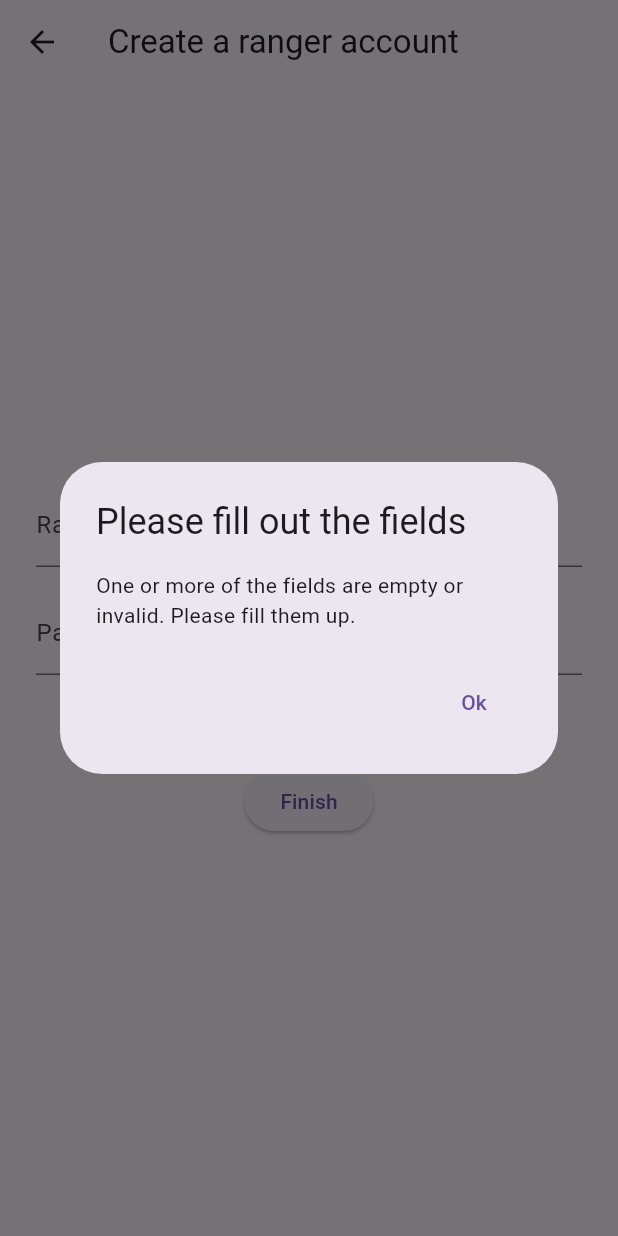
After one commit to FilmQ/kangnok, a Flutter app: the AdminCreateRangerPage screen opened by its route, after a tap on "Finish", on a phone screen of 412 x 824 dp. The commit adds this screen. Run offline on Flutter 3.47's test engine with Material 3 defaults, Android fonts, the phone set to English and light mode, and no system bars; our stand-ins replace cloud_firestore, firebase_auth, firebase_core, firebase_storage, flutter_dotenv, flutter_map and 4 more; missing offline and left inert: firebase_ui_auth, firebase_ui_oauth_google; accounts and stored records are empty.

Commit message:
created admin page that can do a lot of stuff

```diff
--- a/lib/main.dart
+++ b/lib/main.dart
@@ -3,6 +3,7 @@ import 'package:flutter/material.dart';
 import 'package:flutter_riverpod/flutter_riverpod.dart';
 import 'package:flutter_dotenv/flutter_dotenv.dart';
 import 'package:kangnok/firebase_options.dart';
+import 'package:kangnok/pages/admin/admin_create_ranger_page.dart';
 import 'package:kangnok/pages/auth_gate.dart';
 import 'package:kangnok/pages/auth_page.dart';
 import 'package:kangnok/pages/explorer_home_page.dart';
@@ -46,6 +47,7 @@ class MyApp extends StatelessWidget {
         '/explorer_achievement': (context) => AchievementPage(),
         '/explorer_map': (context) => ExplorerMapPage(),
         '/explorer_park': (context) => ExplorerMapPage(),
+        '/admin_create_ranger': (context) => AdminCreateRangerPage(),
       },
     );
   }
--- /dev/null
+++ b/lib/pages/admin/admin_create_ranger_page.dart
@@ -0,0 +1,194 @@
+import 'package:cloud_firestore/cloud_firestore.dart';
+import 'package:firebase_auth/firebase_auth.dart';
+import 'package:firebase_core/firebase_core.dart';
+import 'package:flutter/material.dart';
+import 'package:kangnok/firebase_options.dart';
+import 'package:kangnok/models/parks/park.dart';
+import 'package:kangnok/models/roles/ranger.dart';
+import 'package:kangnok/services/park_service.dart';
+import 'package:kangnok/services/user_service.dart';
+import 'package:kangnok/services/validator.dart';
+
+class AdminCreateRangerPage extends StatefulWidget {
+  const AdminCreateRangerPage({super.key});
+
+  @override
+  State<AdminCreateRangerPage> createState() => _AdminCreateRangerPageState();
+}
+
+class _AdminCreateRangerPageState extends State<AdminCreateRangerPage> {
+  final TextEditingController _rangerEmailTextbox = TextEditingController();
+  final TextEditingController _rangerPasswordTextbox = TextEditingController();
+  String? _selectedParkName;
+
+  @override
+  void dispose() {
+    _rangerEmailTextbox.dispose();
+    _rangerPasswordTextbox.dispose();
+    super.dispose();
+  }
+
+  Future<void> onFinishButtonClick() async {
+    final context = this.context;
+    final email = _rangerEmailTextbox.text.trim();
+    final password = _rangerPasswordTextbox.text.trim();
+
+    if (!Validator.isValidEmail(email) ||
+        email.isEmpty ||
+        password.isEmpty ||
+        _selectedParkName == null) {
+      showDialog(
+        context: context,
+        builder: (context) => AlertDialog(
+          title: Text("Please fill out the fields"),
+          content: Text(
+            "One or more of the fields are empty or invalid. Please fill them up.",
+          ),
+          actions: [
+            TextButton(
+              onPressed: () => Navigator.of(context).pop(),
+              child: Text("Ok"),
+            ),
+          ],
+        ),
+      );
+      return;
+    }
+
+    try {
+      // Create a secondary Firebase App to avoid signing out the admin
+      final secondaryApp = await Firebase.initializeApp(
+        name: 'rangerCreation',
+        options: DefaultFirebaseOptions.currentPlatform,
+      );
+      final secondaryAuth = FirebaseAuth.instanceFor(app: secondaryApp);
+
+      // Create the Firebase Auth account on the secondary app
+      final credential = await secondaryAuth.createUserWithEmailAndPassword(
+        email: email,
+        password: password,
+      );
+      final uid = credential.user!.uid;
+
+      // Sign out and clean up the secondary app
+      await secondaryAuth.signOut();
+      await secondaryApp.delete();
+
+      // Create the Ranger document in Firestore
+      final ranger = Ranger(
+        email: email,
+        parkStation: _selectedParkName!,
+        title: 'Ranger',
+      );
+      await UserService().createRanger(uid, email, _selectedParkName!, 'Ranger');
+
+      // Add ranger to the park's rangers list
+      await ParkService().addRangerToPark(_selectedParkName!, ranger);
+
+      if (mounted) {
+        showDialog(
+          context: context,
+          builder: (context) => AlertDialog(
+            title: Text("Success"),
+            content: Text("Ranger account created for $email at $_selectedParkName."),
+            actions: [
+              TextButton(
+                onPressed: () {
+                  Navigator.of(context).pop();
+                  Navigator.of(context).pop();
+                },
+                child: Text("Ok"),
+              ),
+            ],
+          ),
+        );
+      }
+    } catch (e) {
+      // Clean up secondary app if it exists
+      try {
+        await Firebase.app('rangerCreation').delete();
+      } catch (_) {}
+
+      if (mounted) {
+        showDialog(
+          context: context,
+          builder: (context) => AlertDialog(
+            title: Text("Error"),
+            content: Text("Failed to create ranger: $e"),
+            actions: [
+              TextButton(
+                onPressed: () => Navigator.of(context).pop(),
+                child: Text("Ok"),
+              ),
+            ],
+          ),
+        );
+      }
+    }
+  }
+
+  Widget parkSelectorDropDown() {
+    return StreamBuilder<QuerySnapshot>(
+      stream: ParkService().getParkStream(),
+      builder: (context, snapshot) {
+        if (snapshot.connectionState == ConnectionState.waiting) {
+          return const CircularProgressIndicator();
+        }
+        if (!snapshot.hasData || snapshot.data!.docs.isEmpty) {
+          return const Text('No parks available.');
+        }
+
+        final parks = snapshot.data!.docs.map((doc) {
+          return Park.fromJson(doc.data() as Map<String, dynamic>);
+        }).toList();
+
+        return DropdownButton<String>(
+          value: _selectedParkName,
+          hint: const Text('Select a park'),
+          isExpanded: true,
+          items: parks.map((park) {
+            return DropdownMenuItem<String>(
+              value: park.name,
+              child: Text(park.name),
+            );
+          }).toList(),
+          onChanged: (value) {
+            setState(() => _selectedParkName = value);
+          },
+        );
+      },
+    );
+  }
+
+  @override
+  Widget build(BuildContext context) {
+    return Scaffold(
+      appBar: AppBar(title: Text("Create a ranger account")),
+      body: Padding(
+        padding: const EdgeInsets.all(24.0),
+        child: Column(
+          mainAxisAlignment: MainAxisAlignment.center,
+          children: [
+            TextField(
+              controller: _rangerEmailTextbox,
+              decoration: const InputDecoration(labelText: 'Ranger Email'),
+            ),
+            const SizedBox(height: 16),
+            TextField(
+              controller: _rangerPasswordTextbox,
+              decoration: const InputDecoration(labelText: 'Password'),
+              obscureText: true,
+            ),
+            const SizedBox(height: 16),
+            parkSelectorDropDown(),
+            const SizedBox(height: 24),
+            ElevatedButton(
+              onPressed: onFinishButtonClick,
+              child: Text("Finish"),
+            ),
+          ],
+        ),
+      ),
+    );
+  }
+}
--- a/lib/pages/auth_gate.dart
+++ b/lib/pages/auth_gate.dart
@@ -1,8 +1,11 @@
 import 'package:firebase_auth/firebase_auth.dart' as auth;
+import 'package:firebase_auth/firebase_auth.dart';
+import 'package:firebase_core/firebase_core.dart';
 import 'package:flutter/material.dart';
 import 'package:flutter_riverpod/flutter_riverpod.dart';
 import 'package:kangnok/models/roles/explorer.dart';
 import 'package:kangnok/models/roles/ranger.dart';
+import 'package:kangnok/pages/admin/admin_homepage.dart';
 import 'package:kangnok/pages/explorer_home_page.dart';
 import 'package:kangnok/pages/ranger_home_page.dart';
 import 'package:kangnok/pages/signup_page.dart';
@@ -23,7 +26,8 @@ class AuthGate extends ConsumerWidget {
     final authState = ref.watch(authStateProvider);
 
     // Use synchronous check as fallback while stream is loading
-    final firebaseUser = authState.whenOrNull(data: (user) => user) ??
+    final firebaseUser =
+        authState.whenOrNull(data: (user) => user) ??
         auth.FirebaseAuth.instance.currentUser;
 
     // Still loading and no sync user available
@@ -42,23 +46,44 @@ class AuthGate extends ConsumerWidget {
     return userAsync.when(
       data: (user) {
         if (user == null) {
+          // Ranger/admin accounts are created directly in Firestore.
+          // Don't route them to the Explorer signup page.
+          final email = firebaseUser.email ?? '';
+          if (Validator.isRangerEmail(email)) {
+            return Scaffold(
+              appBar: AppBar(
+                actions: [
+                  IconButton(
+                    onPressed: () => FirebaseAuth.instance.signOut(),
+                    icon: Icon(Icons.exit_to_app),
+                  ),
+                ],
+              ),
+              body: Center(
+                child: Text(
+                  'Your ranger account is being set up. Please contact your administrator.',
+                  textAlign: TextAlign.center,
+                ),
+              ),
+            );
+          }
           return const SignupPage();
         }
 
         if (user is Explorer) {
           return ExplorerHomePage();
         } else if (user is Ranger && Validator.isRangerEmail(user.email)) {
+          if (user.email == "admin@dnp.th") {
+            return AdminHomepage();
+          }
           return RangerHomePage();
         }
 
         return WelcomePage();
       },
-      loading: () => const Scaffold(
-        body: Center(child: CircularProgressIndicator()),
-      ),
-      error: (error, _) => Scaffold(
-        body: Center(child: Text('Error: $error')),
-      ),
+      loading: () =>
+          const Scaffold(body: Center(child: CircularProgressIndicator())),
+      error: (error, _) => Scaffold(body: Center(child: Text('Error: $error'))),
     );
   }
 }
--- a/lib/pages/explorer_park_page.dart
+++ b/lib/pages/explorer_park_page.dart
@@ -1,7 +1,10 @@
 import 'package:flutter/material.dart';
 import 'package:kangnok/models/parks/park.dart';
 
+// TODO: by order:
 // TODO: add the park's functionality here
+// TODO: connect the park to firebase storage AND firestore
+// TODO: refine the park's look
 class ExplorerParkPage extends StatefulWidget {
   const ExplorerParkPage({super.key});
 
--- a/lib/pages/signup_page.dart
+++ b/lib/pages/signup_page.dart
@@ -2,6 +2,7 @@ import 'package:firebase_auth/firebase_auth.dart';
 import 'package:flutter/material.dart';
 import 'package:flutter_riverpod/flutter_riverpod.dart';
 import 'package:kangnok/providers/user_provider.dart';
+import 'package:kangnok/services/validator.dart';
 
 /// Collects additional profile info (name) after Firebase Auth registration,
 /// then creates the Explorer document in Firestore.
@@ -39,10 +40,45 @@ class _SignupPageState extends ConsumerState<SignupPage> {
       final firebaseUser = FirebaseAuth.instance.currentUser;
       if (firebaseUser == null) return;
 
+      final email = firebaseUser.email ?? '';
+
+      if (Validator.isExplorerBlacklistedEmail(email)) {
+        await firebaseUser.delete();
+
+        if (mounted) {
+          setState(() {
+            _isLoading = false;
+            _errorText = 'The @dnp.th domain is reserved for park rangers. Please use a different email address.';
+          });
+
+          await showDialog(
+            context: context,
+            builder: (context) => AlertDialog(
+              title: const Text('Invalid Email Domain'),
+              content: const Text(
+                'The @dnp.th domain is reserved for park rangers only. '
+                'Please sign up with a different email address.'
+              ),
+              actions: [
+                TextButton(
+                  onPressed: () => Navigator.of(context).pop(),
+                  child: const Text('OK'),
+                ),
+              ],
+            ),
+          );
+
+          if (mounted) {
+            Navigator.of(context).popUntil((route) => route.isFirst);
+          }
+        }
+        return;
+      }
+
       final userService = ref.read(userServiceProvider);
       await userService.createExplorer(
         firebaseUser.uid,
-        firebaseUser.email ?? '',
+        email,
         name,
       );
 
--- a/lib/providers/user_provider.dart
+++ b/lib/providers/user_provider.dart
@@ -49,5 +49,5 @@ final currentUserProvider = FutureProvider<User?>((ref) async {
   if (authUser == null) return null;
 
   final userService = ref.read(userServiceProvider);
-  return userService.getUser(authUser.uid);
+  return userService.getUser(authUser.uid, email: authUser.email);
 });
--- a/lib/services/park_service.dart
+++ b/lib/services/park_service.dart
@@ -1,6 +1,7 @@
 import 'dart:convert';
 import 'package:cloud_firestore/cloud_firestore.dart';
 import 'package:flutter/services.dart' show rootBundle;
+import 'package:kangnok/models/roles/ranger.dart';
 
 class ParkService {
   final CollectionReference park = FirebaseFirestore.instance.collection(
@@ -88,6 +89,16 @@ class ParkService {
 
   // UPDATE:
 
+  /// Adds a ranger to a park's rangers list by park name.
+  Future<void> addRangerToPark(String parkName, Ranger ranger) async {
+    final query = await park.where('name', isEqualTo: parkName).limit(1).get();
+    if (query.docs.isEmpty) {
+      throw ArgumentError('Park "$parkName" not found.');
+    }
+    await query.docs.first.reference.update({
+      'rangers': FieldValue.arrayUnion([ranger.toJson()]),
+    });
+  }
 
   // DELETE:
 }
--- a/lib/services/validator.dart
+++ b/lib/services/validator.dart
@@ -12,4 +12,11 @@ class Validator {
     final RegExp rangerEmail = RegExp(r'^[a-zA-Z0-9._%+-]+@dnp\.th$');
     return rangerEmail.hasMatch(emailToValidate);
   }
+
+  static const List<String> _explorerBlacklistedDomains = ['dnp.th'];
+
+  static bool isExplorerBlacklistedEmail(String emailToValidate) {
+    final domain = emailToValidate.split('@').last.toLowerCase();
+    return _explorerBlacklistedDomains.contains(domain);
+  }
 }
```
Also changed, not shown: lib/pages/admin/admin_homepage.dart (added, +54 -0 lines), lib/services/user_service.dart (+21 -3 lines).
